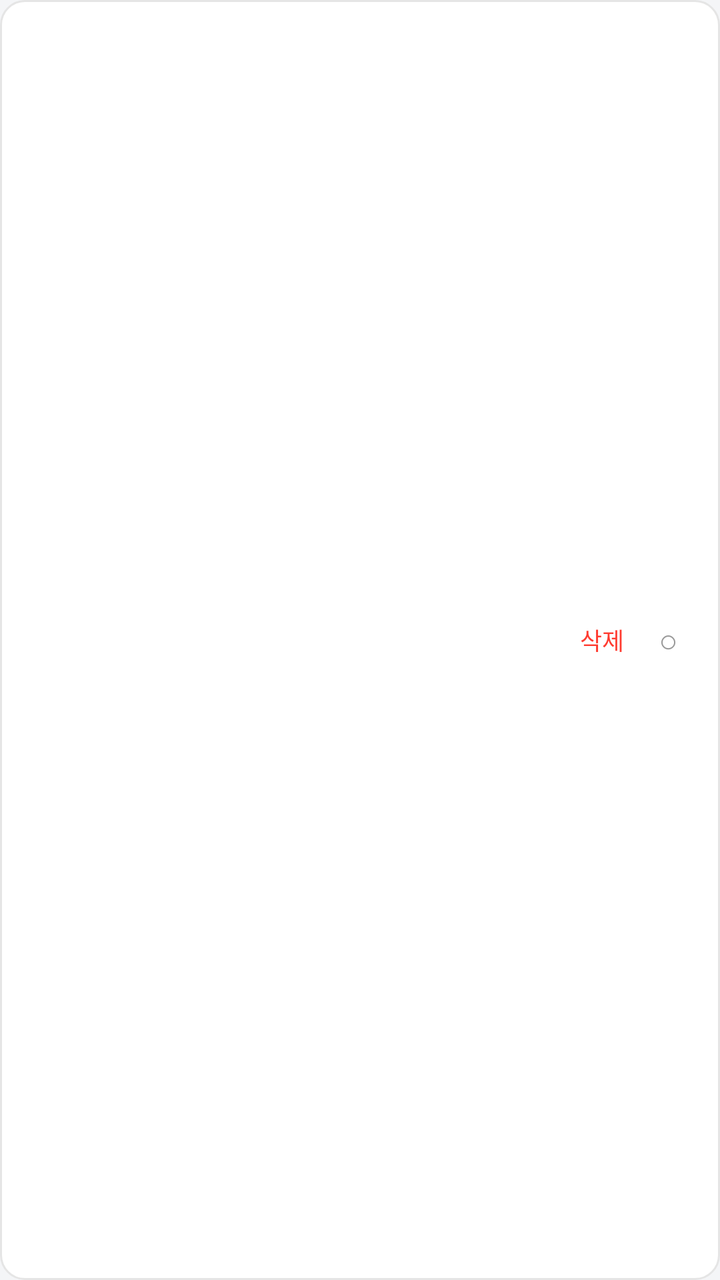
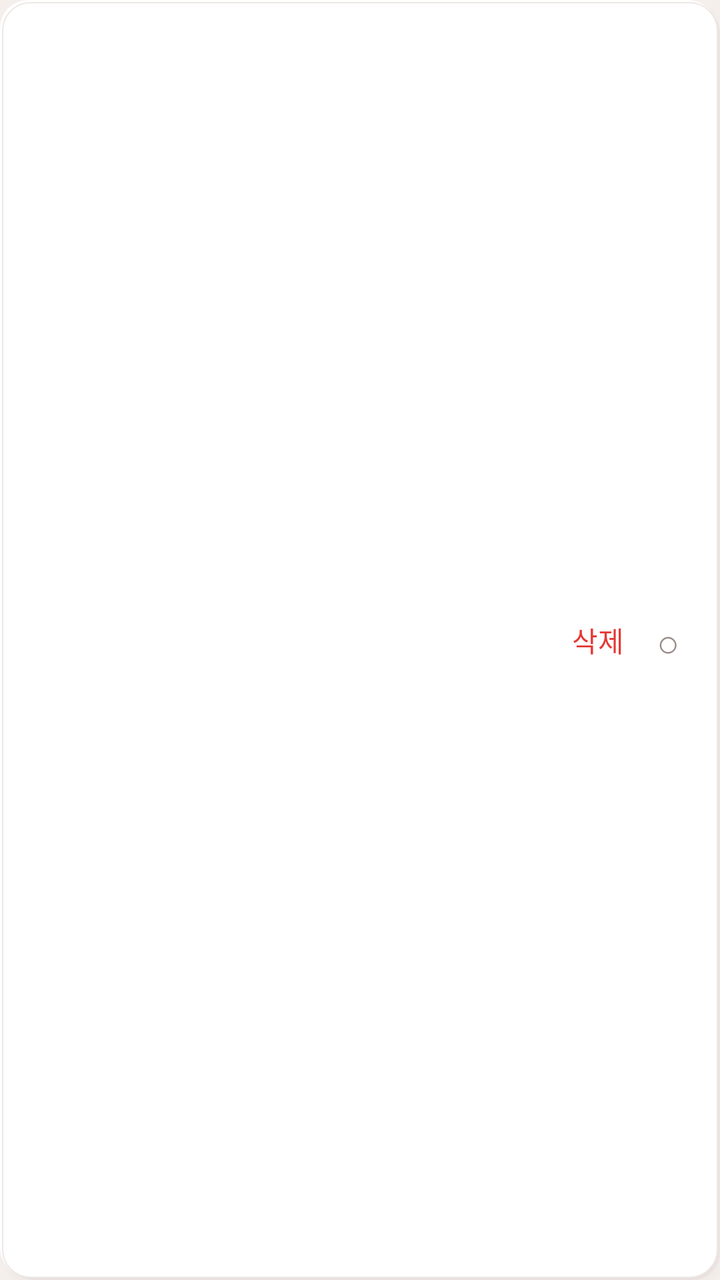

Compare the two renders of this Android layout. The source of the first and the diff that turns it into the second are given below.
<!-- AndroidManifest.xml: application theme Theme.Deuktemsiru_seller -->
<!-- res/layout/item_choose_menu.xml -->
<?xml version="1.0" encoding="utf-8"?>

<LinearLayout
    xmlns:android="http://schemas.android.com/apk/res/android"
    android:layout_width="match_parent"
    android:layout_height="wrap_content"
    android:orientation="horizontal"
    android:gravity="center_vertical"
    android:background="@drawable/bg_menu_card_normal"
    android:padding="14dp"
    android:layout_marginBottom="8dp"
    android:clickable="true"
    android:focusable="true">

    <TextView
        android:id="@+id/tv_menu_emoji"
        android:layout_width="40dp"
        android:layout_height="40dp"
        android:gravity="center"
        android:textSize="22sp" />

    <LinearLayout
        android:layout_width="0dp"
        android:layout_height="wrap_content"
        android:layout_weight="1"
        android:layout_marginStart="12dp"
        android:orientation="vertical">

        <TextView
            android:id="@+id/tv_menu_name"
            android:layout_width="wrap_content"
            android:layout_height="wrap_content"
            android:textSize="14sp"
            android:textColor="@color/text"
            android:fontFamily="sans-serif-medium" />

        <TextView
            android:id="@+id/tv_menu_price"
            android:layout_width="wrap_content"
            android:layout_height="wrap_content"
            android:layout_marginTop="2dp"
            android:textSize="12sp"
            android:textColor="@color/text_sub" />

    </LinearLayout>

    <TextView
        android:id="@+id/btn_delete_menu"
        android:layout_width="wrap_content"
        android:layout_height="32dp"
        android:gravity="center"
        android:paddingHorizontal="10dp"
        android:text="삭제"
        android:textColor="@color/danger"
        android:textSize="12sp"
        android:fontFamily="sans-serif-medium" />

    <TextView
        android:id="@+id/tv_check"
        android:layout_width="24dp"
        android:layout_height="24dp"
        android:gravity="center"
        android:text="○"
        android:textSize="16sp"
        android:textColor="@color/text_muted" />

</LinearLayout>
<!-- resources referenced by this layout -->
<resources>
  <color name="danger">#FFFF3B30</color>
  <color name="text">#FF1A1A1A</color>
  <color name="text_muted">#FF999999</color>
  <color name="text_sub">#FF666666</color>
  <!-- drawable bg_menu_card_normal (drawable) -->
  <?xml version="1.0" encoding="utf-8"?>
  
  <shape xmlns:android="http://schemas.android.com/apk/res/android"
      android:shape="rectangle">
      <solid android:color="#FFFFFF" />
      <stroke android:width="1dp" android:color="#E5E5E5" />
      <corners android:radius="12dp" />
  </shape>
  <style name="Theme.Deuktemsiru_seller" parent="Base.Theme.Deuktemsiru_seller" />
  <style name="Base.Theme.Deuktemsiru_seller" parent="Theme.Material3.Light.NoActionBar">
          <item name="colorPrimary">@color/primary</item>
          <item name="colorPrimaryVariant">@color/primary_dark</item>
          <item name="colorOnPrimary">@color/white</item>
          <item name="colorSurface">@color/surface</item>
          <item name="android:colorBackground">@color/surface</item>
          <item name="android:fontFamily">sans-serif</item>
          <item name="bottomNavigationStyle">@style/Widget.App.BottomNav</item>
      </style>
  <color name="primary">#FFC94B28</color>
  <color name="primary_dark">#FF8A2F19</color>
  <color name="white">#FFFFFFFF</color>
  <color name="surface">#FFF4F5F7</color>
  <style name="Widget.App.BottomNav" parent="Widget.Material3.BottomNavigationView">
          <item name="itemIconTint">@color/bottom_nav_color</item>
          <item name="itemTextColor">@color/bottom_nav_color</item>
          <item name="itemActiveIndicatorStyle">@style/Widget.App.ActiveIndicator</item>
      </style>
  <style name="Widget.App.ActiveIndicator" parent="Widget.Material3.BottomNavigationView.ActiveIndicator">
          <item name="android:color">@color/primary_light</item>
      </style>
  <color name="primary_light">#FFFFE7DE</color>
</resources>

<!-- the commit's change to res/layout/item_choose_menu.xml (unified diff, before → after) -->
@@ -7,6 +7,7 @@
     android:orientation="horizontal"
     android:gravity="center_vertical"
     android:background="@drawable/bg_menu_card_normal"
+    android:elevation="2dp"
     android:padding="14dp"
     android:layout_marginBottom="8dp"
     android:clickable="true"
@@ -17,7 +18,7 @@
         android:layout_width="40dp"
         android:layout_height="40dp"
         android:gravity="center"
-        android:textSize="22sp" />
+        android:textSize="26sp" />
 
     <LinearLayout
         android:layout_width="0dp"
@@ -30,7 +31,7 @@
             android:id="@+id/tv_menu_name"
             android:layout_width="wrap_content"
             android:layout_height="wrap_content"
-            android:textSize="14sp"
+            android:textSize="17sp"
             android:textColor="@color/text"
             android:fontFamily="sans-serif-medium" />
 
@@ -39,7 +40,7 @@
             android:layout_width="wrap_content"
             android:layout_height="wrap_content"
             android:layout_marginTop="2dp"
-            android:textSize="12sp"
+            android:textSize="14sp"
             android:textColor="@color/text_sub" />
 
     </LinearLayout>
@@ -52,7 +53,7 @@
         android:paddingHorizontal="10dp"
         android:text="삭제"
         android:textColor="@color/danger"
-        android:textSize="12sp"
+        android:textSize="14sp"
         android:fontFamily="sans-serif-medium" />
 
     <TextView
@@ -61,7 +62,7 @@
         android:layout_height="24dp"
         android:gravity="center"
         android:text="○"
-        android:textSize="16sp"
+        android:textSize="19sp"
         android:textColor="@color/text_muted" />
 
 </LinearLayout>
<!-- resource entries referenced after the edit -->
@@ -1,19 +1,35 @@
 <!-- resources referenced by this layout -->
 <resources>
-  <color name="danger">#FFFF3B30</color>
-  <color name="text">#FF1A1A1A</color>
-  <color name="text_muted">#FF999999</color>
-  <color name="text_sub">#FF666666</color>
+  <color name="danger">#FFE53935</color>
+  <color name="text">#FF1A1110</color>
+  <color name="text_muted">#FF998C8A</color>
+  <color name="text_sub">#FF534341</color>
   <!-- drawable bg_menu_card_normal (drawable) -->
   <?xml version="1.0" encoding="utf-8"?>
-  
-  <shape xmlns:android="http://schemas.android.com/apk/res/android"
-      android:shape="rectangle">
-      <solid android:color="#FFFFFF" />
-      <stroke android:width="1dp" android:color="#E5E5E5" />
-      <corners android:radius="12dp" />
-  </shape>
+  <layer-list xmlns:android="http://schemas.android.com/apk/res/android">
+      <item android:left="3dp" android:top="3dp">
+          <shape android:shape="rectangle">
+              <solid android:color="@color/neu_shadow" />
+              <corners android:radius="14dp" />
+          </shape>
+      </item>
+      <item android:right="2dp" android:bottom="2dp">
+          <shape android:shape="rectangle">
+              <solid android:color="@color/neu_highlight" />
+              <corners android:radius="14dp" />
+          </shape>
+      </item>
+      <item android:left="1dp" android:top="1dp" android:right="1dp" android:bottom="1dp">
+          <shape android:shape="rectangle">
+              <solid android:color="@color/white" />
+              <stroke android:width="0.5dp" android:color="@color/border_light" />
+              <corners android:radius="14dp" />
+          </shape>
+      </item>
+  </layer-list>
   <style name="Theme.Deuktemsiru_seller" parent="Base.Theme.Deuktemsiru_seller" />
+  <color name="neu_shadow">#24C7B3AD</color>
+  <color name="neu_highlight">#FFFFFFFF</color>
   <style name="Base.Theme.Deuktemsiru_seller" parent="Theme.Material3.Light.NoActionBar">
           <item name="colorPrimary">@color/primary</item>
           <item name="colorPrimaryVariant">@color/primary_dark</item>
@@ -21,12 +37,17 @@
           <item name="colorSurface">@color/surface</item>
           <item name="android:colorBackground">@color/surface</item>
           <item name="android:fontFamily">sans-serif</item>
+          <item name="android:navigationBarColor">@color/surface_alt</item>
+          <item name="android:statusBarColor" tools:targetApi="l">@color/surface_alt</item>
+          <item name="android:windowLightStatusBar" tools:targetApi="m">true</item>
           <item name="bottomNavigationStyle">@style/Widget.App.BottomNav</item>
       </style>
-  <color name="primary">#FFC94B28</color>
-  <color name="primary_dark">#FF8A2F19</color>
+  <color name="primary">#0B7A6E</color>
+  <color name="primary_dark">#065950</color>
   <color name="white">#FFFFFFFF</color>
-  <color name="surface">#FFF4F5F7</color>
+  <color name="border_light">#FFEDE8E5</color>
+  <color name="surface">#FFF5EFEC</color>
+  <color name="surface_alt">#FFFFFBF8</color>
   <style name="Widget.App.BottomNav" parent="Widget.Material3.BottomNavigationView">
           <item name="itemIconTint">@color/bottom_nav_color</item>
           <item name="itemTextColor">@color/bottom_nav_color</item>
@@ -35,6 +56,6 @@
   <style name="Widget.App.ActiveIndicator" parent="Widget.Material3.BottomNavigationView.ActiveIndicator">
           <item name="android:color">@color/primary_light</item>
       </style>
-  <color name="primary_light">#FFFFE7DE</color>
+  <color name="primary_light">#C8EDEA</color>
 </resources>
 
